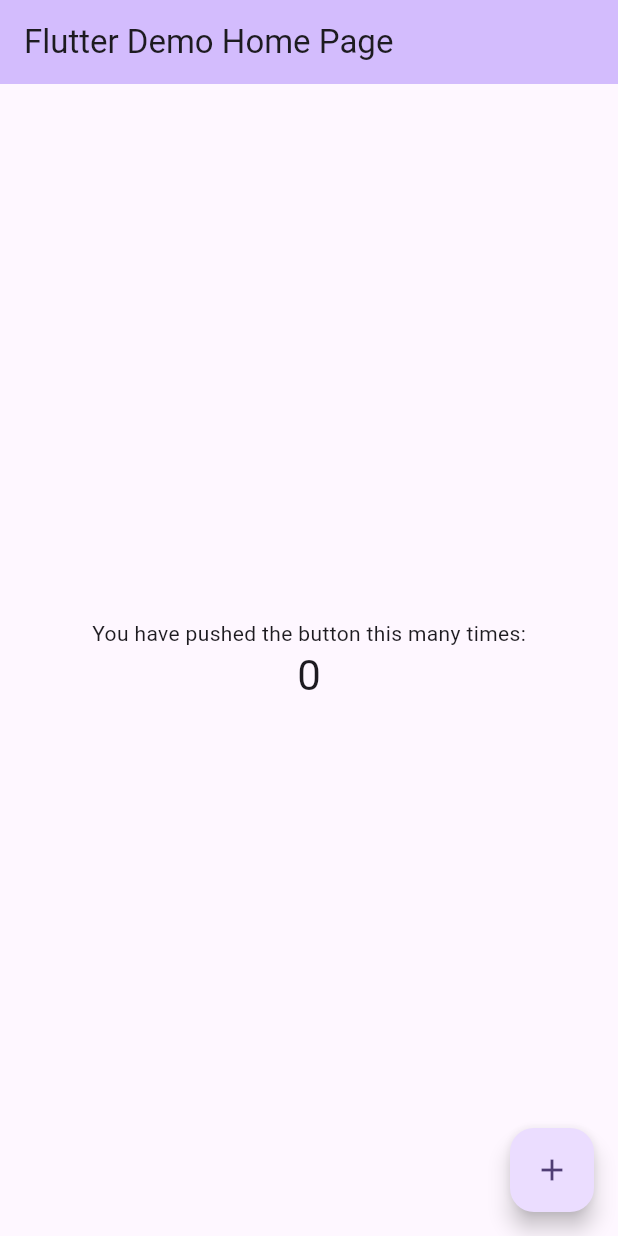
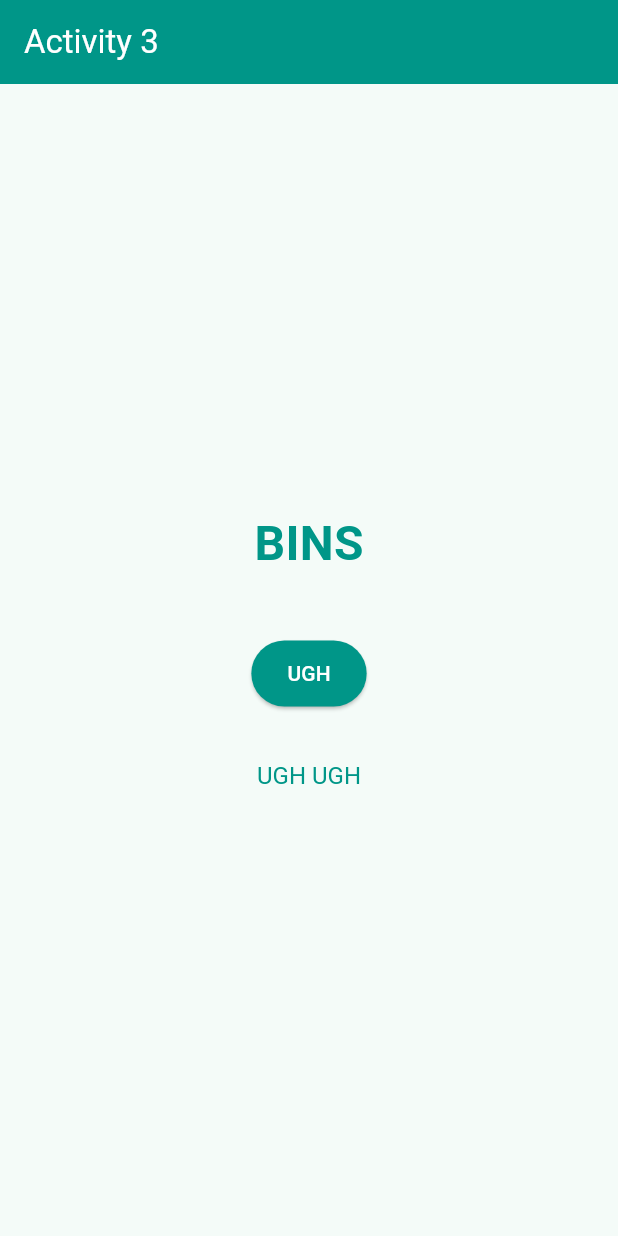
Before and after one commit to dvdivicay/Software-Development-3-Activities, a Flutter app: the screen it shows after launch, on a phone screen of 412 x 824 dp. Run offline on Flutter 3.47's test engine with Material 3 defaults, Android fonts, the light colour scheme and no system bars.

Commit message:
act 1, 2, and 3 initially complete

```diff
--- a/activity3/lib/main.dart
+++ b/activity3/lib/main.dart
@@ -7,116 +7,78 @@ void main() {
 class MyApp extends StatelessWidget {
   const MyApp({super.key});
 
-  // This widget is the root of your application.
   @override
   Widget build(BuildContext context) {
     return MaterialApp(
-      title: 'Flutter Demo',
+      title: 'Activity 3',
       theme: ThemeData(
-        // This is the theme of your application.
-        //
-        // TRY THIS: Try running your application with "flutter run". You'll see
-        // the application has a purple toolbar. Then, without quitting the app,
-        // try changing the seedColor in the colorScheme below to Colors.green
-        // and then invoke "hot reload" (save your changes or press the "hot
-        // reload" button in a Flutter-supported IDE, or press "r" if you used
-        // the command line to start the app).
-        //
-        // Notice that the counter didn't reset back to zero; the application
-        // state is not lost during the reload. To reset the state, use hot
-        // restart instead.
-        //
-        // This works for code too, not just values: Most code changes can be
-        // tested with just a hot reload.
-        colorScheme: ColorScheme.fromSeed(seedColor: Colors.deepPurple),
+        colorScheme: ColorScheme.fromSeed(seedColor: Colors.teal),
+        useMaterial3: true,
       ),
-      home: const MyHomePage(title: 'Flutter Demo Home Page'),
+      home: const MyHomePage(),
+      debugShowCheckedModeBanner: false,
     );
   }
 }
 
 class MyHomePage extends StatefulWidget {
-  const MyHomePage({super.key, required this.title});
-
-  // This widget is the home page of your application. It is stateful, meaning
-  // that it has a State object (defined below) that contains fields that affect
-  // how it looks.
-
-  // This class is the configuration for the state. It holds the values (in this
-  // case the title) provided by the parent (in this case the App widget) and
-  // used by the build method of the State. Fields in a Widget subclass are
-  // always marked "final".
-
-  final String title;
+  const MyHomePage({super.key});
 
   @override
   State<MyHomePage> createState() => _MyHomePageState();
 }
 
 class _MyHomePageState extends State<MyHomePage> {
-  int _counter = 0;
+  String displayText = 'BINS';
 
-  void _incrementCounter() {
+  void toggleText() {
     setState(() {
-      // This call to setState tells the Flutter framework that something has
-      // changed in this State, which causes it to rerun the build method below
-      // so that the display can reflect the updated values. If we changed
-      // _counter without calling setState(), then the build method would not be
-      // called again, and so nothing would appear to happen.
-      _counter++;
+      displayText = displayText == 'BINS' ? 'BIOT' : 'BINS';
     });
   }
 
   @override
   Widget build(BuildContext context) {
-    // This method is rerun every time setState is called, for instance as done
-    // by the _incrementCounter method above.
-    //
-    // The Flutter framework has been optimized to make rerunning build methods
-    // fast, so that you can just rebuild anything that needs updating rather
-    // than having to individually change instances of widgets.
     return Scaffold(
       appBar: AppBar(
-        // TRY THIS: Try changing the color here to a specific color (to
-        // Colors.amber, perhaps?) and trigger a hot reload to see the AppBar
-        // change color while the other colors stay the same.
-        backgroundColor: Theme.of(context).colorScheme.inversePrimary,
-        // Here we take the value from the MyHomePage object that was created by
-        // the App.build method, and use it to set our appbar title.
-        title: Text(widget.title),
+        title: const Text('Activity 3'),
+        backgroundColor: Colors.teal,
+        foregroundColor: Colors.white,
       ),
       body: Center(
-        // Center is a layout widget. It takes a single child and positions it
-        // in the middle of the parent.
         child: Column(
-          // Column is also a layout widget. It takes a list of children and
-          // arranges them vertically. By default, it sizes itself to fit its
-          // children horizontally, and tries to be as tall as its parent.
-          //
-          // Column has various properties to control how it sizes itself and
-          // how it positions its children. Here we use mainAxisAlignment to
-          // center the children vertically; the main axis here is the vertical
-          // axis because Columns are vertical (the cross axis would be
-          // horizontal).
-          //
-          // TRY THIS: Invoke "debug painting" (choose the "Toggle Debug Paint"
-          // action in the IDE, or press "p" in the console), to see the
-          // wireframe for each widget.
           mainAxisAlignment: MainAxisAlignment.center,
-          children: <Widget>[
-            const Text('You have pushed the button this many times:'),
+          children: [
             Text(
-              '$_counter',
-              style: Theme.of(context).textTheme.headlineMedium,
+              displayText,
+              style: const TextStyle(
+                fontSize: 32,
+                fontWeight: FontWeight.bold,
+                color: Colors.teal,
+              ),
+            ),
+            const SizedBox(height: 40),
+            ElevatedButton(
+              onPressed: toggleText,
+              style: ElevatedButton.styleFrom(
+                backgroundColor: Colors.teal,
+                foregroundColor: Colors.white,
+                padding: const EdgeInsets.symmetric(horizontal: 24, vertical: 12),
+              ),
+              child: const Text('UGH'),
+            ),
+            const SizedBox(height: 20),
+            TextButton(
+              onPressed: toggleText,
+              style: TextButton.styleFrom(
+                foregroundColor: Colors.teal,
+                textStyle: const TextStyle(fontSize: 16),
+              ),
+              child: const Text('UGH UGH'),
             ),
           ],
         ),
       ),
-      floatingActionButton: FloatingActionButton(
-        onPressed: _incrementCounter,
-        tooltip: 'Increment',
-        child: const Icon(Icons.add),
-      ), // This trailing comma makes auto-formatting nicer for build methods.
     );
   }
 }
```
